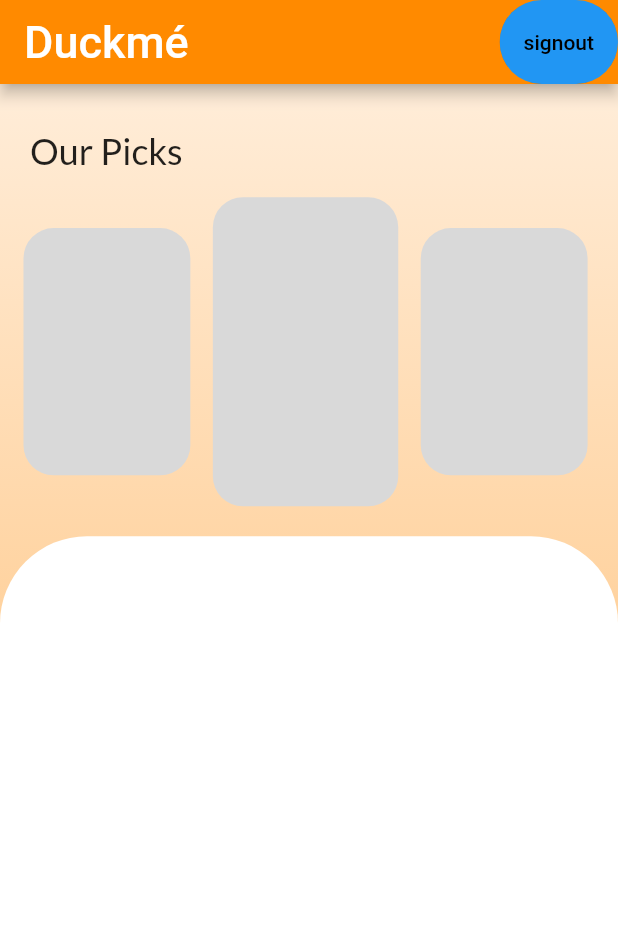
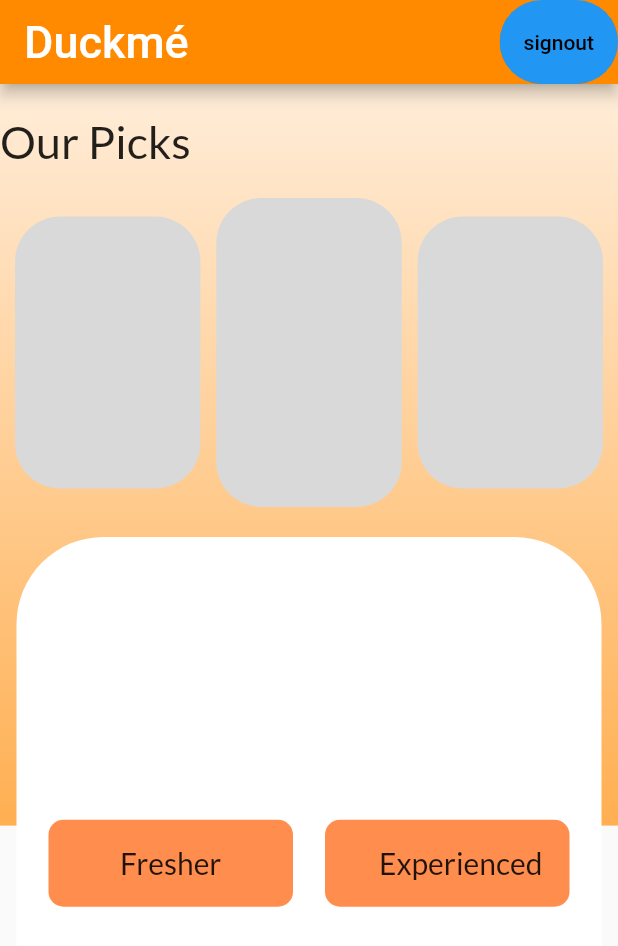
Before and after one commit to ShashankDeepak/Duckme, a Flutter app: the Home screen opened directly, on a phone screen of 412 x 824 dp. Shown: the top 946 px of the screen. Run offline on Flutter 3.47's test engine with Material 2 defaults, Android fonts, the phone set to English and light mode, and no system bars; our stand-ins replace cloud_firestore, firebase_auth, firebase_core, flutter_svg, google_fonts, hexcolor and 1 more; missing offline and left inert: cloud_firestore_web, firebase_auth_web, firebase_core_web; accounts and stored records are empty.

Commit message:
home page

```diff
--- a/lib/main.dart
+++ b/lib/main.dart
@@ -29,7 +29,7 @@ class MyApp extends StatelessWidget {
       theme: ThemeData(
         primarySwatch: Colors.orange,
       ),
-      home: ProfilePage(),
+      home: Home(),
       //(FirebaseAuth.instance.currentUser == null ? titlePage() : Home()),
     );
   }
--- a/lib/pages/home.dart
+++ b/lib/pages/home.dart
@@ -3,6 +3,7 @@
 import 'package:duckme/pages/title_page.dart';
 import 'package:firebase_auth/firebase_auth.dart';
 import 'package:flutter/material.dart';
+import 'package:flutter_svg/svg.dart';
 import 'package:google_fonts/google_fonts.dart';
 import 'package:hexcolor/hexcolor.dart';
 
@@ -68,9 +69,11 @@ class _HomeState extends State<Home> {
         ],
       ),
       body: SingleChildScrollView(
-        child: Container(
+        child: Stack(
+          children: [
+            Container(
               width: w(1),
-          height: h(1),
+              height: h(0.6),
               decoration: BoxDecoration(
                 gradient: LinearGradient(
                   begin: Alignment.bottomCenter,
@@ -78,87 +81,130 @@ class _HomeState extends State<Home> {
                   colors: [Color(0xffffaf51), Color(0xffffedd9)],
                 ),
               ),
-          child: Column(
+            ),
+            Column(
               children: [
                 Padding(
-                padding: EdgeInsets.only(left: 20.0, top: 30),
+                  padding: EdgeInsets.only(top: 20),
                   child: Align(
                     alignment: Alignment.centerLeft,
                     child: Text(
                       "Our Picks",
-                    style: GoogleFonts.lato(fontSize: 24),
+                      style: GoogleFonts.lato(fontSize: 30),
+                    ),
+                  ),
+                ),
+                Padding(
+                  padding: EdgeInsets.only(top: 20, left: 10, right: 10),
+                  child: Row(
+                    mainAxisAlignment: MainAxisAlignment.spaceBetween,
+                    children: [
+                      InkWell(
+                        onTap: () {},
+                        child: Container(
+                          width: w(0.3),
+                          height: h(0.22),
+                          decoration: BoxDecoration(
+                            borderRadius: BorderRadius.circular(30),
+                            color: Color(0xffd9d9d9),
                           ),
                         ),
                       ),
                       InkWell(
                         onTap: () {},
-                child: Padding(
-                  padding: EdgeInsets.only(
-                    top: h(0.02),
-                    left: w(0.038),
-                  ),
-                  child: Row(
-                    children: [
-                      Container(
-                        width: w(0.27),
-                        height: h(0.2),
-                        decoration: BoxDecoration(
-                          borderRadius: BorderRadius.circular(20),
-                          color: Color(0xffd9d9d9),
-                        ),
-                      ),
-                      InkWell(
-                        onTap: () {},
-                        child: Padding(
-                          padding: EdgeInsets.only(left: 15.0),
                         child: Container(
                           width: w(0.3),
                           height: h(0.25),
                           decoration: BoxDecoration(
-                              borderRadius: BorderRadius.circular(20),
+                            borderRadius: BorderRadius.circular(30),
                             color: Color(0xffd9d9d9),
-                            ),
                           ),
                         ),
                       ),
                       InkWell(
                         onTap: () {},
-                        child: Padding(
-                          padding: EdgeInsets.only(left: 15.0),
                         child: Container(
-                            width: w(0.27),
-                            height: h(0.2),
+                          width: w(0.3),
+                          height: h(0.22),
                           decoration: BoxDecoration(
-                              borderRadius: BorderRadius.circular(20),
+                            borderRadius: BorderRadius.circular(30),
                             color: Color(0xffd9d9d9),
-                            ),
                           ),
                         ),
                       ),
                     ],
                   ),
                 ),
-              ),
+                Stack(
+                  children: [
                     Padding(
                       padding: EdgeInsets.only(top: 20.0),
-                child: Expanded(
                       child: Container(
-                    width: w(1),
-                    height: h(1),
+                        width: 390,
+                        height: 435,
                         decoration: BoxDecoration(
                           borderRadius: BorderRadius.only(
                             topLeft: Radius.circular(58),
                             topRight: Radius.circular(58),
-                        bottomLeft: Radius.circular(0),
-                        bottomRight: Radius.circular(0),
                           ),
                           color: Colors.white,
                         ),
+                        child: Row(
+                          mainAxisAlignment: MainAxisAlignment.spaceEvenly,
+                          children: [
+                            Container(
+                                width: 163,
+                                height: 58,
+                                decoration: BoxDecoration(
+                                  borderRadius: BorderRadius.circular(10),
+                                  color: Color(0xffff8e4e),
+                                ),
+                                child: Row(
+                                  mainAxisAlignment:
+                                      MainAxisAlignment.spaceEvenly,
+                                  children: [
+                                    Text(
+                                      "Fresher",
+                                      style: GoogleFonts.lato(fontSize: 20),
+                                    ),
+                                  ],
+                                )),
+                            Container(
+                                width: 163,
+                                height: 58,
+                                decoration: BoxDecoration(
+                                  borderRadius: BorderRadius.circular(10),
+                                  color: Color(0xffff8e4e),
+                                ),
+                                child: Row(
+                                  mainAxisAlignment:
+                                      MainAxisAlignment.spaceEvenly,
+                                  children: [
+                                    Container(
+                                      decoration: BoxDecoration(
+                                        image: DecorationImage(
+                                          image: AssetImage(
+                                            "assets/student1.png",
+                                          ),
+                                          fit: BoxFit.contain,
+                                        ),
+                                      ),
+                                    ),
+                                    Text(
+                                      "Experienced",
+                                      style: GoogleFonts.lato(fontSize: 20),
+                                    ),
+                                  ],
+                                ))
+                          ],
                         ),
                       ),
                     )
                   ],
+                )
+              ],
             ),
+          ],
         ),
       ),
     );
```
Also changed, not shown: assets/student1.png (added), assets/worker 1.png (added). Lines whose indentation alone changed are shown as unchanged.
